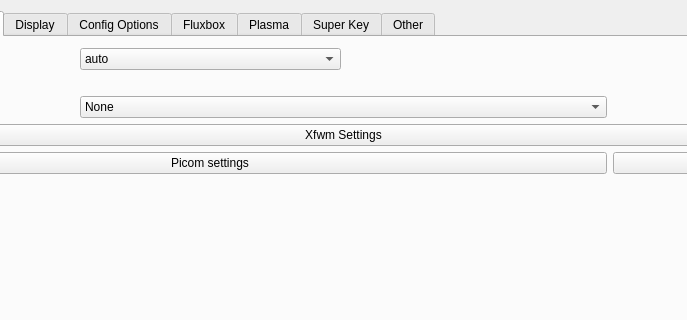
First picture: the form in defaultlook.ui, repository MX-Linux/mx-tweak, before the edit; both pictures show x 211 to 898 and y 0 to 320 of the 1109 by 829 pixel window.
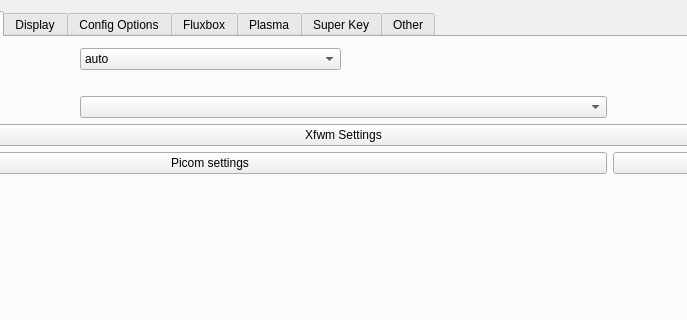
Second picture: the form after the edit. The open tabs and pages were chosen to show the change. Icons and pictures are not drawn.

Commit message: Make compositor settings visible in a Fluxbox environment. Improved robustness of compositor selection and settings.

```diff
--- a/defaultlook.ui
+++ b/defaultlook.ui
@@ -737,35 +737,7 @@
           </widget>
          </item>
          <item row="3" column="1" colspan="2">
-          <widget class="QComboBox" name="comboBoxCompositor">
-           <property name="sizePolicy">
-            <sizepolicy hsizetype="Minimum" vsizetype="Fixed">
-             <horstretch>0</horstretch>
-             <verstretch>0</verstretch>
-            </sizepolicy>
-           </property>
-           <property name="minimumSize">
-            <size>
-             <width>0</width>
-             <height>0</height>
-            </size>
-           </property>
-           <item>
-            <property name="text">
-             <string>None</string>
-            </property>
-           </item>
-           <item>
-            <property name="text">
-             <string>Xfwm (Xfce) Compositor</string>
-            </property>
-           </item>
-           <item>
-            <property name="text">
-             <string>Picom</string>
-            </property>
-           </item>
-          </widget>
+          <widget class="QComboBox" name="comboCompositor"/>
          </item>
          <item row="1" column="1">
           <widget class="QComboBox" name="comboBoxvblank">
```
The commit also changes 2 other files.
